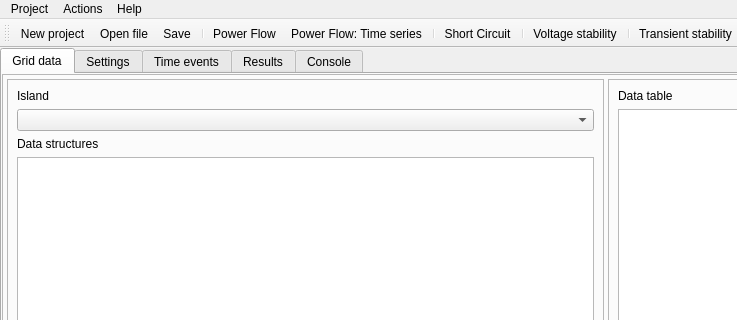
First picture: the form in UnderDevelopment/GridCal/Gui/Main/MainWindow.ui, repository SanPen/GridCal, before the edit; both pictures show x 0 to 737 and y 0 to 320 of the 1212 by 799 pixel window.
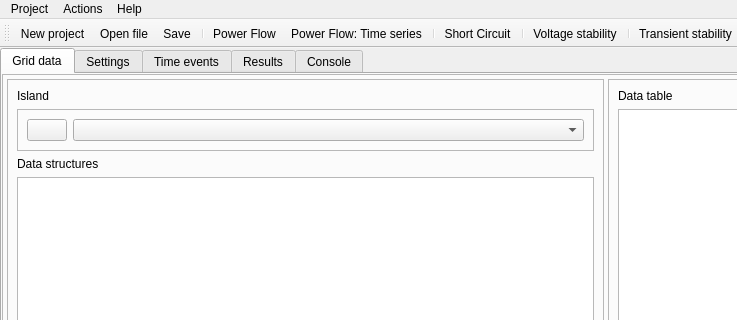
Second picture: the form after the edit. The open tabs and pages were chosen to show the change. Icons and pictures are not drawn. Custom widgets are drawn as their Qt base class.

```diff
--- a/UnderDevelopment/GridCal/Gui/Main/MainWindow.ui
+++ b/UnderDevelopment/GridCal/Gui/Main/MainWindow.ui
@@ -910,7 +910,33 @@
                     </widget>
                    </item>
                    <item>
-                    <widget class="QComboBox" name="simulation_data_island_comboBox"/>
+                    <widget class="QFrame" name="frame_40">
+                     <property name="frameShape">
+                      <enum>QFrame::StyledPanel</enum>
+                     </property>
+                     <property name="frameShadow">
+                      <enum>QFrame::Raised</enum>
+                     </property>
+                     <layout class="QFormLayout" name="formLayout">
+                      <item row="0" column="0">
+                       <widget class="QPushButton" name="compute_simulation_data_pushButton">
+                        <property name="toolTip">
+                         <string>Update the islands dispayed</string>
+                        </property>
+                        <property name="text">
+                         <string/>
+                        </property>
+                        <property name="icon">
+                         <iconset resource="icons.qrc">
+                          <normaloff>:/Icons/icons/gear.svg</normaloff>:/Icons/icons/gear.svg</iconset>
+                        </property>
+                       </widget>
+                      </item>
+                      <item row="0" column="1">
+                       <widget class="QComboBox" name="simulation_data_island_comboBox"/>
+                      </item>
+                     </layout>
+                    </widget>
                    </item>
                    <item>
                     <widget class="QLabel" name="label_30">
```
